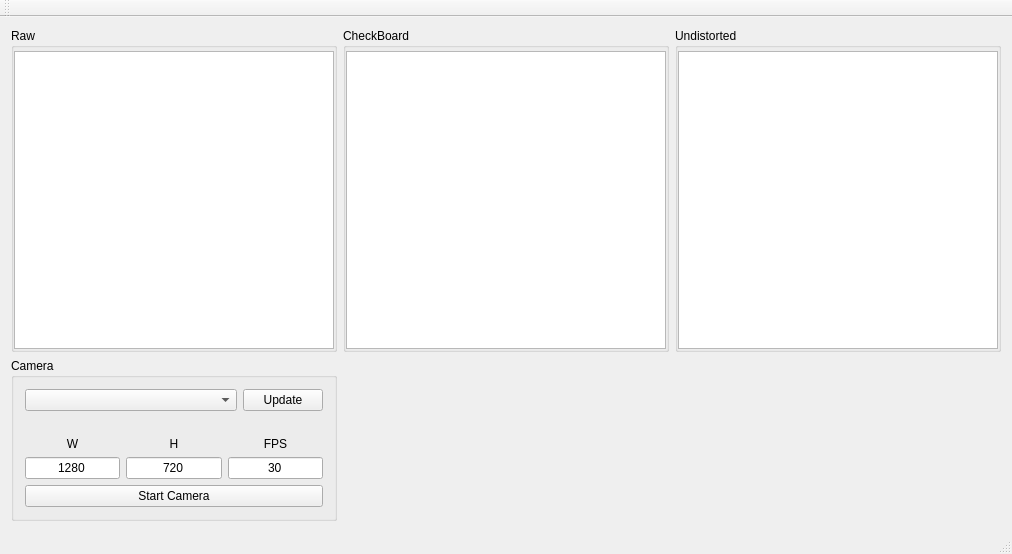
This is CameraCalibration/forms/mainwindow.ui in Myzhar/qt_camera_calibration as Qt 5 draws it before an edit. The edited form follows.
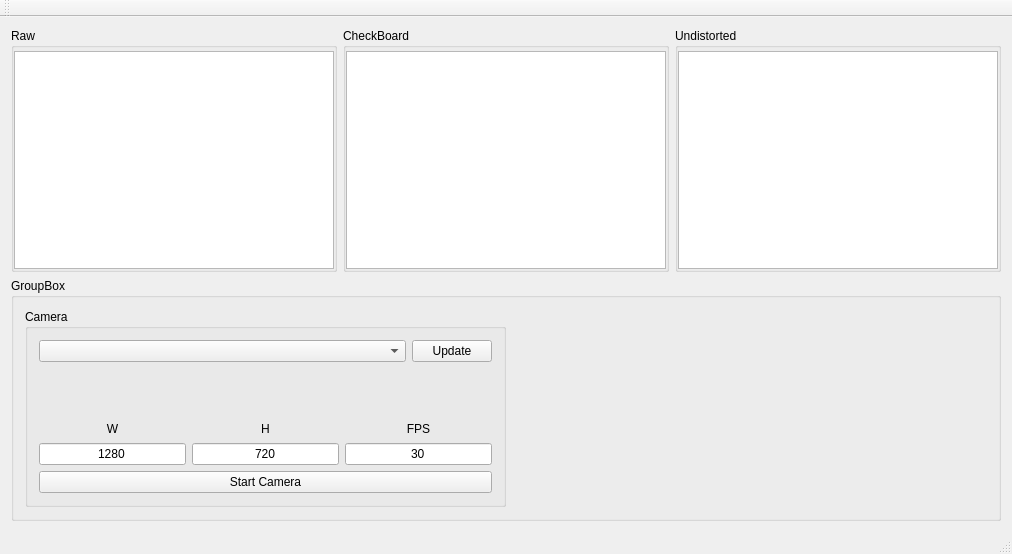
This is the edited form.

The edit to the form file:
```diff
--- a/CameraCalibration/forms/mainwindow.ui
+++ b/CameraCalibration/forms/mainwindow.ui
@@ -18,7 +18,7 @@
     <item row="0" column="0">
      <widget class="QGroupBox" name="groupBox_raw">
       <property name="sizePolicy">
-       <sizepolicy hsizetype="MinimumExpanding" vsizetype="Preferred">
+       <sizepolicy hsizetype="Preferred" vsizetype="Preferred">
         <horstretch>0</horstretch>
         <verstretch>0</verstretch>
        </sizepolicy>
@@ -45,7 +45,7 @@
        <item row="0" column="0">
         <widget class="QGraphicsView" name="graphicsView_raw">
          <property name="sizePolicy">
-          <sizepolicy hsizetype="MinimumExpanding" vsizetype="Expanding">
+          <sizepolicy hsizetype="Preferred" vsizetype="Preferred">
            <horstretch>0</horstretch>
            <verstretch>0</verstretch>
           </sizepolicy>
@@ -70,7 +70,7 @@
     <item row="0" column="1">
      <widget class="QGroupBox" name="groupBox_checkboard">
       <property name="sizePolicy">
-       <sizepolicy hsizetype="MinimumExpanding" vsizetype="Preferred">
+       <sizepolicy hsizetype="Preferred" vsizetype="Preferred">
         <horstretch>0</horstretch>
         <verstretch>0</verstretch>
        </sizepolicy>
@@ -97,7 +97,7 @@
        <item row="0" column="0">
         <widget class="QGraphicsView" name="graphicsView_checkboard">
          <property name="sizePolicy">
-          <sizepolicy hsizetype="MinimumExpanding" vsizetype="Expanding">
+          <sizepolicy hsizetype="Preferred" vsizetype="Preferred">
            <horstretch>0</horstretch>
            <verstretch>0</verstretch>
           </sizepolicy>
@@ -122,7 +122,7 @@
     <item row="0" column="2">
      <widget class="QGroupBox" name="groupBox_undistorted">
       <property name="sizePolicy">
-       <sizepolicy hsizetype="MinimumExpanding" vsizetype="Preferred">
+       <sizepolicy hsizetype="Preferred" vsizetype="Preferred">
         <horstretch>0</horstretch>
         <verstretch>0</verstretch>
        </sizepolicy>
@@ -149,7 +149,7 @@
        <item row="0" column="0">
         <widget class="QGraphicsView" name="graphicsView_undistorted">
          <property name="sizePolicy">
-          <sizepolicy hsizetype="MinimumExpanding" vsizetype="Expanding">
+          <sizepolicy hsizetype="Preferred" vsizetype="Preferred">
            <horstretch>0</horstretch>
            <verstretch>0</verstretch>
           </sizepolicy>
@@ -171,7 +171,13 @@
       </layout>
      </widget>
     </item>
-    <item row="1" column="0">
+    <item row="1" column="0" colspan="3">
+     <widget class="QGroupBox" name="groupBox_2">
+      <property name="title">
+       <string>GroupBox</string>
+      </property>
+      <layout class="QGridLayout" name="gridLayout_6">
+       <item row="0" column="0">
      <widget class="QGroupBox" name="groupBox">
       <property name="sizePolicy">
        <sizepolicy hsizetype="Preferred" vsizetype="Preferred">
@@ -372,37 +378,21 @@
       </layout>
      </widget>
     </item>
-    <item row="1" column="1">
+       <item row="0" column="1">
      <spacer name="horizontalSpacer">
       <property name="orientation">
        <enum>Qt::Horizontal</enum>
       </property>
-      <property name="sizeType">
-       <enum>QSizePolicy::MinimumExpanding</enum>
-      </property>
       <property name="sizeHint" stdset="0">
        <size>
-        <width>40</width>
+           <width>477</width>
         <height>20</height>
        </size>
       </property>
      </spacer>
     </item>
-    <item row="1" column="2">
-     <spacer name="horizontalSpacer_2">
-      <property name="orientation">
-       <enum>Qt::Horizontal</enum>
-      </property>
-      <property name="sizeType">
-       <enum>QSizePolicy::MinimumExpanding</enum>
-      </property>
-      <property name="sizeHint" stdset="0">
-       <size>
-        <width>40</width>
-        <height>20</height>
-       </size>
-      </property>
-     </spacer>
+      </layout>
+     </widget>
     </item>
    </layout>
   </widget>
```
Lines whose indentation alone changed are shown as unchanged.
